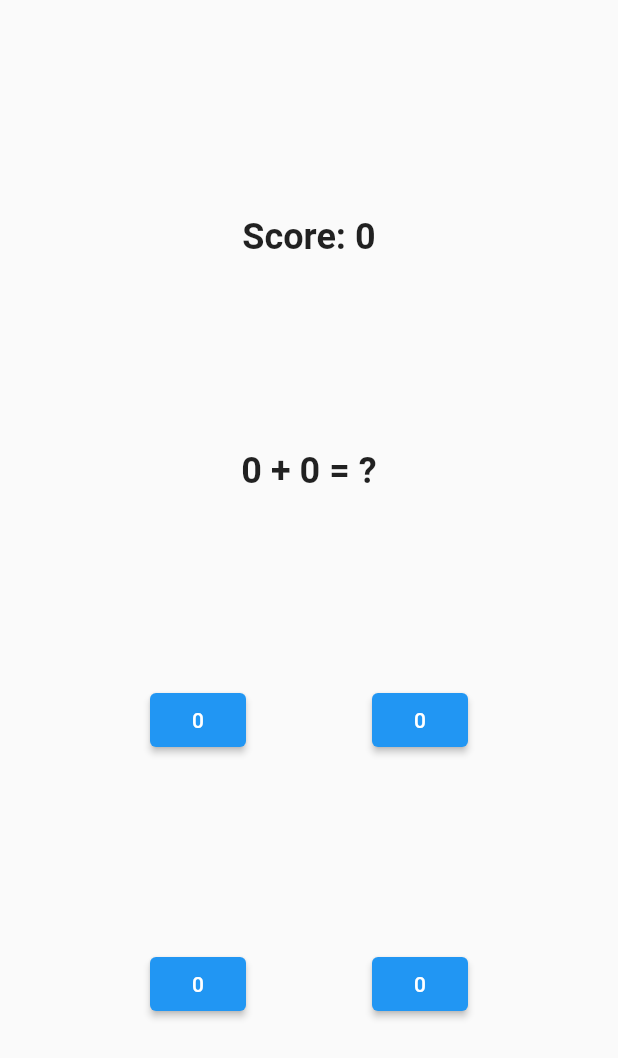
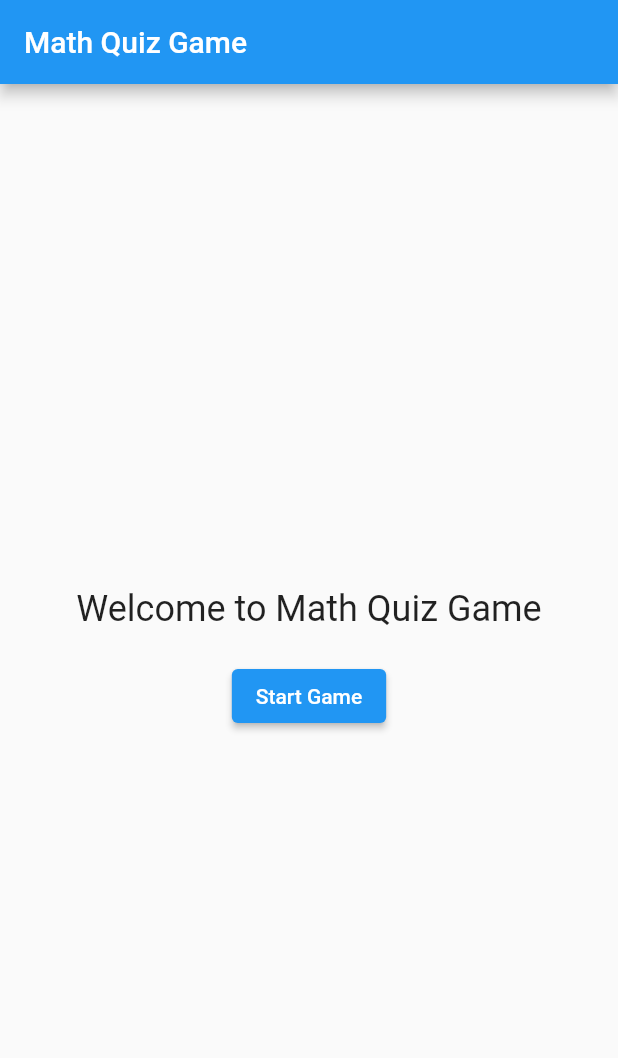
Before and after one commit to senyaGitHub/math-flut-app, a Flutter app: the screen it shows after launch, on a phone screen of 412 x 824 dp. Shown: the top 1058 px of the screen. Run offline on Flutter 3.47's test engine with Material 2 defaults, Android fonts, the phone set to English and light mode, and no system bars.

Commit message:
Now better

```diff
--- a/lib/main.dart
+++ b/lib/main.dart
@@ -2,105 +2,115 @@ import 'dart:math';
 import 'package:flutter/material.dart';
 
 void main() {
-  runApp(MathGame());
+  runApp(
+    MaterialApp(
+      title: 'Math Quiz Game',
+      initialRoute: '/game-menu',
+      routes: {
+        '/game-menu': (context) => GameMenu(),
+        '/game': (context) => Game(),
+      },
+    ),
+  );
 }
 
-class MathGame extends StatefulWidget {
+class GameMenu extends StatelessWidget {
   @override
-  _MathGameState createState() => _MathGameState();
+  Widget build(BuildContext context) {
+    return Scaffold(
+      appBar: AppBar(
+        title: Text('Math Quiz Game'),
+      ),
+      body: Center(
+        child: Column(
+          mainAxisAlignment: MainAxisAlignment.center,
+          children: [
+            Text(
+              'Welcome to Math Quiz Game',
+              style: TextStyle(fontSize: 24.0),
+            ),
+            SizedBox(height: 20.0),
+            ElevatedButton(
+              onPressed: () {
+                Navigator.pushNamed(context, '/game');
+              },
+              child: Text('Start Game'),
+            ),
+          ],
+        ),
+      ),
+    );
+  }
 }
 
-class _MathGameState extends State<MathGame> {
-  int num1 = 0;
-  int num2 = 0;
+class Game extends StatefulWidget {
+  @override
+  _GameState createState() => _GameState();
+}
+
+class _GameState extends State<Game> {
+  int num1 = Random().nextInt(100);
+  int num2 = Random().nextInt(100);
   int answer = 0;
-  int userAnswer = 0;
   int score = 0;
 
-  void _generateQuestion() {
+  void checkAnswer(int userAnswer) {
     setState(() {
-      num1 = Random().nextInt(10);
-      num2 = Random().nextInt(10);
+      if (userAnswer == answer) {
+        score++;
+      } else {
+        score--;
+      }
+      num1 = Random().nextInt(100);
+      num2 = Random().nextInt(100);
       answer = num1 + num2;
-      userAnswer = 0;
-    });
-  }
-
-  void _checkAnswer(int choice) {
-    setState(() {
-      if (choice == answer) {
-        score += 1;
-      }
-      _generateQuestion();
     });
   }
 
   @override
-  void initState() {
-    super.initState();
-    _generateQuestion();
-  }
-
-  @override
   Widget build(BuildContext context) {
-    return MaterialApp(
-      title: 'Math Game',
-      home: Scaffold(
-        body: Container(
-          padding: EdgeInsets.all(16.0),
+    return Scaffold(
+      appBar: AppBar(
+        title: Text('Math Quiz Game'),
+      ),
+      body: Center(
         child: Column(
-            mainAxisAlignment: MainAxisAlignment.spaceEvenly,
-            children: <Widget>[
-              Text(
-                'Score: $score',
-                style: TextStyle(
-                  fontSize: 24.0,
-                  fontWeight: FontWeight.bold,
-                ),
-              ),
+          mainAxisAlignment: MainAxisAlignment.center,
+          children: [
             Text(
               '$num1 + $num2 = ?',
-                style: TextStyle(
-                  fontSize: 24.0,
-                  fontWeight: FontWeight.bold,
+              style: TextStyle(fontSize: 24.0),
             ),
-              ),
+            SizedBox(height: 20.0),
             Row(
               mainAxisAlignment: MainAxisAlignment.spaceEvenly,
               children: [
                 ElevatedButton(
                   onPressed: () {
-                      _checkAnswer(0);
+                    checkAnswer(num1 + num2);
                   },
-                    child: Text('${Random().nextInt(20)}'),
+                  child: Text('${num1 + num2}'),
                 ),
                 ElevatedButton(
                   onPressed: () {
-                      _checkAnswer(1);
+                    checkAnswer(Random().nextInt(200));
                   },
-                    child: Text('${Random().nextInt(20)}'),
+                  child: Text('${Random().nextInt(200)}'),
+                ),
+                ElevatedButton(
+                  onPressed: () {
+                    checkAnswer(Random().nextInt(200));
+                  },
+                  child: Text('${Random().nextInt(200)}'),
                 ),
               ],
             ),
-              Row(
-                mainAxisAlignment: MainAxisAlignment.spaceEvenly,
-                children: [
-                  ElevatedButton(
-                    onPressed: () {
-                      _checkAnswer(2);
-                    },
-                    child: Text('${Random().nextInt(20)}'),
-                  ),
-                  ElevatedButton(
-                    onPressed: () {
-                      _checkAnswer(3);
-                    },
-                    child: Text('$answer'),
+            SizedBox(height: 20.0),
+            Text(
+              'Score: $score',
+              style: TextStyle(fontSize: 24.0),
             ),
           ],
-              ),
-            ],
-          ),
         ),
       ),
     );
```
Also changed, not shown: pubspec.lock (deleted). Lines whose indentation alone changed are shown as unchanged.
